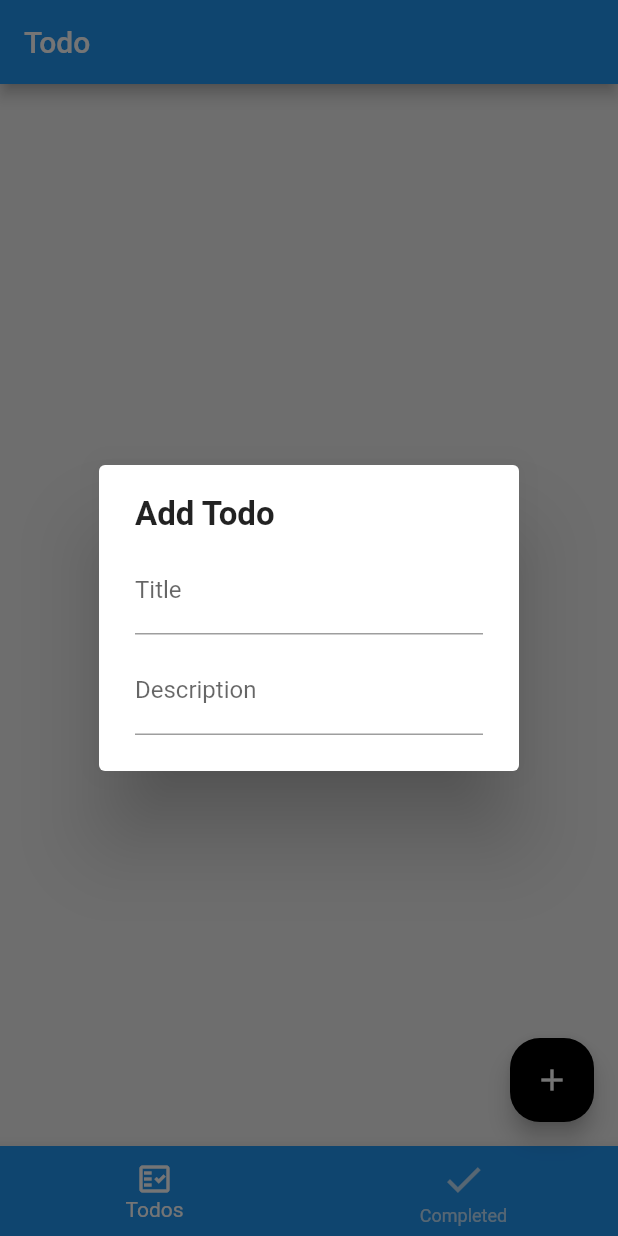
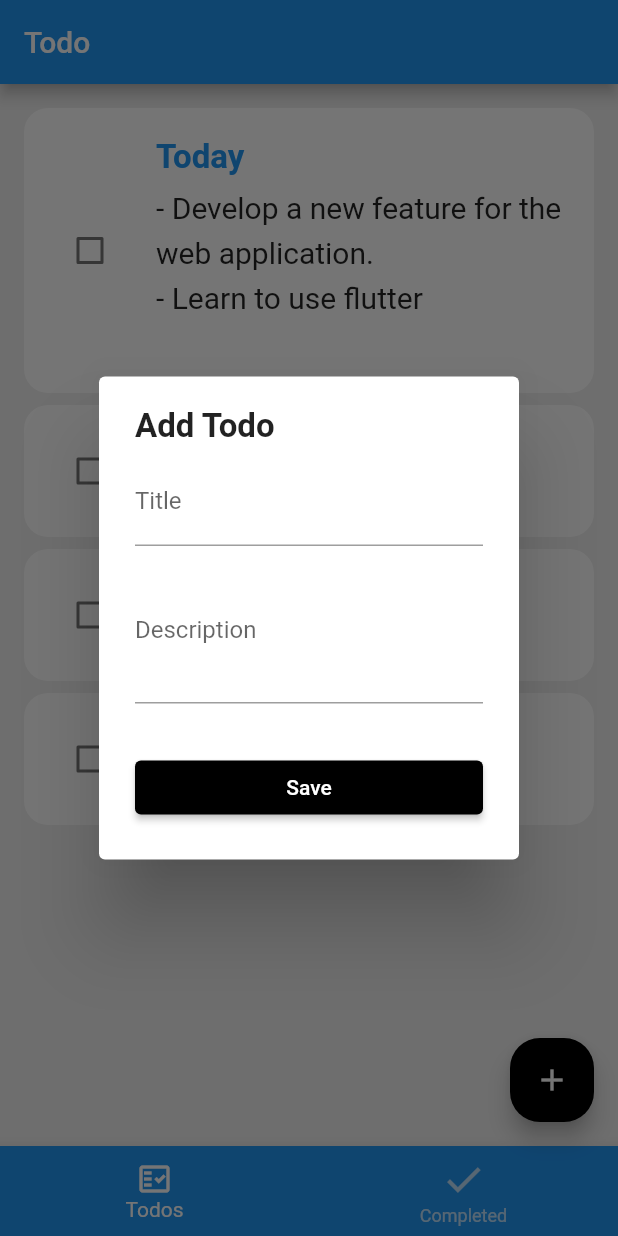
Before and after one commit to anuphong-github/TodoApp-flutter, a Flutter app: the screen it shows after launch, after a tap on the "add" icon, on a phone screen of 412 x 824 dp. Run offline on Flutter 3.47's test engine with Material 2 defaults, Android fonts, the phone set to English and light mode, and no system bars; drawn by our look-alikes of flutter_slidable.

Commit message:
Updated form and add widget

```diff
--- a/lib/main.dart
+++ b/lib/main.dart
@@ -1,19 +1,34 @@
 import 'package:flutter/material.dart';
 import 'package:todoapp/page/home_page.dart';
-
+import 'package:provider/provider.dart';
+import 'package:todoapp/provider/todos.dart';
 void main()=> runApp(MyApp());
 
 class MyApp extends StatelessWidget{
   static final String title = "Todo";
 
   @override
-  Widget build(BuildContext context)=> MaterialApp(
-    debugShowCheckedModeBanner: false,
-    title:title,
-    theme:ThemeData(
-      primarySwatch:Colors.blue,
-      scaffoldBackgroundColor:Color(0xFFEFEFEF),
+  Widget build(BuildContext context) => ChangeNotifierProvider(
+        create: (context)=> TodosProvider(),
+    child: MaterialApp(
+      debugShowCheckedModeBanner: false,
+      title: title,
+      theme: ThemeData(
+        primarySwatch: Colors.blue,
+        scaffoldBackgroundColor:Color(0xFFEFEFEF),
+      ),
+      home:HomePage(),
     ),
-    home:HomePage(),
   );
+
+
+
+
+
+
+
+
+
+
+
 }
--- /dev/null
+++ b/lib/model/todo.dart
@@ -0,0 +1,20 @@
+
+
+class TodoField{
+  static const createdTime = 'createdTime';
+}
+class Todo{
+  DateTime createdTime;
+  String title;
+  String id;
+  String description;
+  bool idDone;
+
+  Todo({
+    required this.createdTime,
+    required this.title,
+    this.description = '',
+    required this.id,
+    this.idDone = false,
+  });
+}
--- a/lib/page/home_page.dart
+++ b/lib/page/home_page.dart
@@ -1,6 +1,7 @@
 import 'package:flutter/material.dart';
 import 'package:todoapp/main.dart';
 import 'package:todoapp/widget/add_todo_dialog_widget.dart';
+import 'package:todoapp/widget/todo_list_widget.dart';
 class HomePage extends StatefulWidget{
   @override
   _HomePageState createState() => _HomePageState();
@@ -10,7 +11,7 @@ class _HomePageState extends State<HomePage>{
   @override
   Widget build(BuildContext context){
     final tabs = [
-      Container(),
+      TodoListWidget(),
       Container(),
     ];
     return Scaffold(
--- /dev/null
+++ b/lib/provider/todos.dart
@@ -0,0 +1,26 @@
+import 'package:flutter/cupertino.dart';
+import 'package:todoapp/model/todo.dart';
+class TodosProvider extends ChangeNotifier{
+  List<Todo> _todos = [
+    Todo(
+      createdTime: DateTime.now(),
+      title: 'Today',
+      description: '''- Develop a new feature for the web application.
+- Learn to use flutter
+      ''', id: ''
+    ),
+    Todo(
+      createdTime: DateTime.now(),
+      title: 'Work', id: '',
+    ),
+    Todo(
+      createdTime: DateTime.now(),
+      title: 'lunch with Anuphong', id: '',
+    ),
+    Todo(
+      createdTime: DateTime.now(),
+      title: 'Meeting with kookkai', id: '',
+    ),
+  ];
+  List<Todo> get todos => _todos.where((todo) => todo.idDone == false).toList();
+}
--- a/lib/widget/todo_form_widget.dart
+++ b/lib/widget/todo_form_widget.dart
@@ -24,6 +24,8 @@ class TodoFormWidget extends StatelessWidget{
         buildTitle(),
         SizedBox(height: 8),
         buildDescription(),
+        SizedBox(height:32),
+        buildButton(),
       ],
     ),
   );
@@ -44,6 +46,8 @@ class TodoFormWidget extends StatelessWidget{
     ),
   );
   Widget buildDescription()=>TextFormField(
+    maxLines: 3,
+    initialValue: description,
     onChanged: onChangedDescription,
     decoration: InputDecoration(
       border: UnderlineInputBorder(),
@@ -51,4 +55,14 @@ class TodoFormWidget extends StatelessWidget{
     ),
   );
 
+  Widget buildButton() => SizedBox(
+    width: double.infinity,
+    child: ElevatedButton(
+      style: ButtonStyle(
+        backgroundColor: MaterialStateProperty.all(Colors.black),
+      ),
+      onPressed: onSavedTodo,
+      child: Text('Save'),
+    ),
+  );
 }
--- /dev/null
+++ b/lib/widget/todo_list_widget.dart
@@ -0,0 +1,31 @@
+import 'package:flutter/material.dart';
+import 'package:provider/provider.dart';
+import 'package:todoapp/model/todo.dart';
+import 'package:provider/provider.dart';
+import 'package:todoapp/provider/todos.dart';
+import 'package:todoapp/widget/todo_widget.dart';
+
+class TodoListWidget extends StatelessWidget{
+  @override
+  Widget build(BuildContext context){
+    final provider = Provider.of<TodosProvider>(context);
+    final todos = provider.todos;
+
+    return todos.isEmpty
+        ?Center(
+          child: Text(
+      'No todos.',style: TextStyle(fontSize: 20),
+    ),
+        )
+        : ListView.separated(
+      physics: BouncingScrollPhysics(),
+      padding: EdgeInsets.all(16),
+      separatorBuilder: (context,index) => Container(height: 8),
+      itemCount: todos.length,
+      itemBuilder: (context,index){
+        final todo = todos[index];
+        return TodoWidget(todo:todo);
+      },
+    );
+  }
+}
--- /dev/null
+++ b/lib/widget/todo_widget.dart
@@ -0,0 +1,80 @@
+import 'package:flutter/material.dart';
+import 'package:flutter_slidable/flutter_slidable.dart';
+import 'package:provider/provider.dart';
+import 'package:todoapp/model/todo.dart';
+import 'package:provider/provider.dart';
+
+
+class TodoWidget extends StatelessWidget{
+  final Todo todo;
+
+  const TodoWidget({
+    required this.todo,
+    Key? key,
+  }):super(key: key);
+
+  @override
+  Widget build(BuildContext context) => ClipRRect(
+      borderRadius: BorderRadius.circular(16),
+      child: Slidable(
+    actionPane: SlidableDrawerActionPane(),
+    key:Key(todo.id),
+    child: buildTodo(context),
+    actions: [
+      IconSlideAction(
+        color: Colors.green,
+        onTap: (){},
+        caption: 'Edit',
+        icon: Icons.edit,
+      ),
+    ],
+    secondaryActions: [
+      IconSlideAction(
+        color: Colors.red,
+        caption:'Delete',
+        onTap: (){},
+        icon: Icons.delete,
+      )
+    ],
+  )
+  );
+
+  Widget buildTodo(BuildContext context) => Container(
+    color: Colors.white,
+    padding: EdgeInsets.all(20),
+    child: Row(
+      children: [
+        Checkbox(
+          activeColor: Theme.of(context).primaryColor,
+          checkColor: Colors.white,
+          value: todo.idDone,
+          onChanged: (_) {},
+        ),
+        const SizedBox(width: 20),
+        Expanded(
+          child: Column(
+            crossAxisAlignment: CrossAxisAlignment.start,
+            children: [
+              Text(
+                todo.title,
+                style: TextStyle(
+                  fontWeight: FontWeight.bold,
+                  color: Theme.of(context).primaryColor,
+                  fontSize: 22,
+                ),
+              ),
+              if(todo.description.isNotEmpty)
+                Container(
+                  margin: EdgeInsets.only(top:4),
+                  child: Text(
+                    todo.description,
+                    style: TextStyle(fontSize: 20,height: 1.5),
+                  ),
+                ),
+            ],
+          ),
+        ),
+      ],
+    ),
+  );
+}
```
Also changed, not shown: pubspec.yaml (+3 -52 lines), pubspec.lock.
